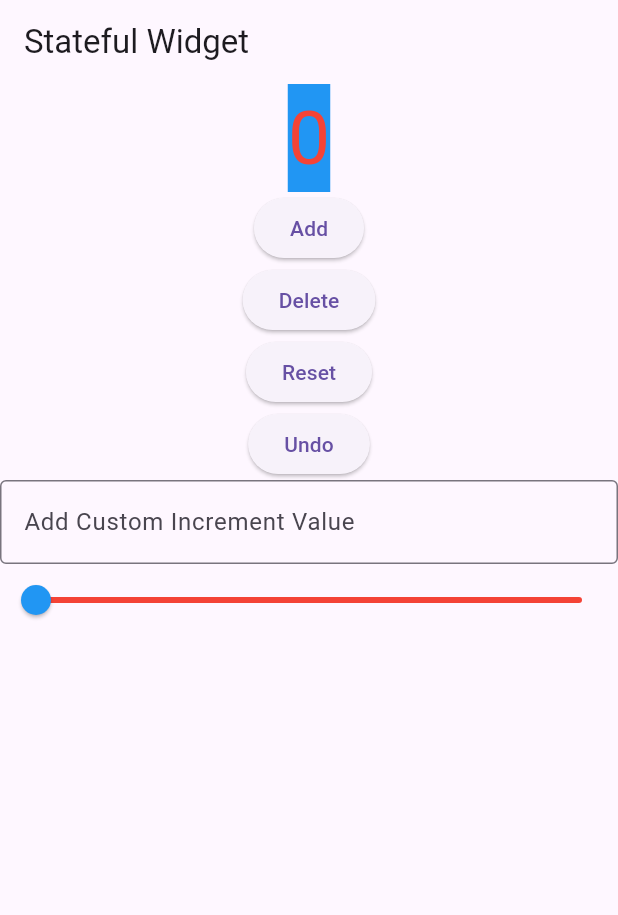
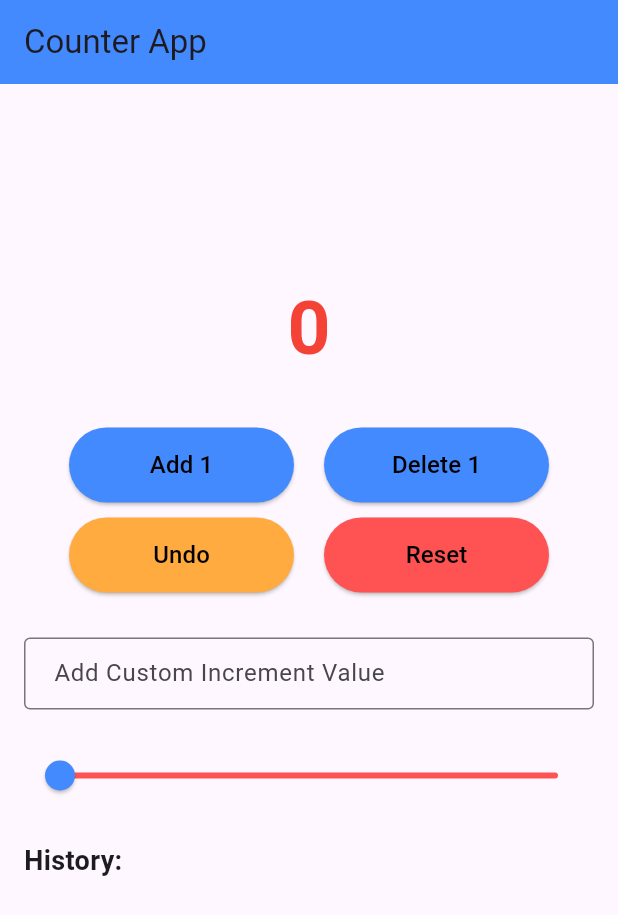
Before and after one commit to Ruhisawant/Counter-App, a Flutter app: the screen it shows after launch, on a phone screen of 412 x 824 dp. Shown: the top 915 px of the screen. Run offline on Flutter 3.47's test engine with Material 3 defaults, Android fonts, the phone set to English and light mode, and no system bars.

Commit message:
Fixed UI

```diff
--- a/lib/main.dart
+++ b/lib/main.dart
@@ -1,4 +1,5 @@
 import 'package:flutter/material.dart';
+
 void main() => runApp(const MyApp());
 
 class MyApp extends StatelessWidget {
@@ -7,7 +8,7 @@ class MyApp extends StatelessWidget {
   @override
   Widget build(BuildContext context) {
     return MaterialApp(
-      title: 'Stateful Widget',
+      title: 'Counter App',
       theme: ThemeData(
         primarySwatch: Colors.blue,
       ),
@@ -17,18 +18,21 @@ class MyApp extends StatelessWidget {
 }
 
 class CounterWidget extends StatefulWidget {
+  const CounterWidget({super.key});
+
   @override
-  _CounterWidgetState createState() => _CounterWidgetState();
+  CounterWidgetState createState() => CounterWidgetState();
 }
 
-class _CounterWidgetState extends State<CounterWidget> {
-  int _counter = 0; //initial couter value
+class CounterWidgetState extends State<CounterWidget> {
+  final List<int> _history = [];
+  final TextEditingController _controller = TextEditingController();
+  String _limitMessage = '';
+  int _counter = 0;
   int _value = 1;
+  int targetNum = 50;
   int min = 0;
   int max = 100;
-  String _limitMessage = '';
-  final List<int>_history = [];
-  int targetNum = 50;
 
   void incrementCounter() {
     setState(() {
@@ -56,6 +60,8 @@ class _CounterWidgetState extends State<CounterWidget> {
     setState(() {
       _counter = 0;
       _history.clear();
+      _limitMessage = '';
+      _value = 1;
     });
   }
 
@@ -72,66 +78,109 @@ class _CounterWidgetState extends State<CounterWidget> {
   Widget build(BuildContext context) {
     return Scaffold(
       appBar: AppBar(
-        title: const Text('Stateful Widget'),
+        title: const Text('Counter App'),
+        backgroundColor: Colors.blueAccent,
       ),
-      body: Column(
+      body: Center(
+        child: Padding(
+          padding: const EdgeInsets.all(16.0),
+          child: Column(
             mainAxisAlignment: MainAxisAlignment.center,
             children: [
-          Center(
-            child: Container(
-              color: Colors.blue,
-              child: Column(
+              Column(
                 children: [
                   Text(
                     '$_counter',
                     style: TextStyle(
                       fontSize: 50.0,
+                      fontWeight: FontWeight.bold,
                       color: _counter == 0
                           ? Colors.red
                           : (_counter >= 50 ? Colors.green : Colors.black),
                     ),
                   ),
-
                   if (_limitMessage.isNotEmpty)
                     Text(
                       _limitMessage,
-                      style: const TextStyle(color: Colors.red),
+                      style: const TextStyle(color: Colors.red, fontSize: 16),
                     ),
-
                   if (_counter == targetNum)
                     const Text(
                       'You\'ve reached the target number!',
                       style: TextStyle(color: Colors.red, fontSize: 16),
                     ),
                 ],
-              )
-            ),
               ),
 
+              const SizedBox(height: 30),
+
+              Row(
+                mainAxisAlignment: MainAxisAlignment.center,
+                children: [
+                  Column(
+                    children: [
                       ElevatedButton(
                         onPressed: incrementCounter,
-            child: const Text('Add'),
+                        style: ElevatedButton.styleFrom(
+                          minimumSize: const Size(150, 50),
+                          padding: const EdgeInsets.symmetric(vertical: 12.0, horizontal: 32.0),
+                          backgroundColor: Colors.blueAccent,
+                        ),
+                        child: Text('Add $_value', style: TextStyle(fontSize: 16, color: Colors.black)),
                       ),
 
+                      const SizedBox(height: 10),
+
+                      ElevatedButton(
+                        onPressed: undoCounter,
+                        style: ElevatedButton.styleFrom(
+                          minimumSize: const Size(150, 50),
+                          padding: const EdgeInsets.symmetric(vertical: 12.0, horizontal: 32.0),
+                          backgroundColor: Colors.orangeAccent,
+                        ),
+                        child: const Text('Undo', style: TextStyle(fontSize: 16, color: Colors.black)),
+                      ),
+                    ],
+                  ),
+
+                  const SizedBox(width: 20),
+
+                  Column(
+                    children: [
                       ElevatedButton(
                         onPressed: decrementCounter,
-            child: const Text('Delete'),
+                        style: ElevatedButton.styleFrom(
+                          minimumSize: const Size(150, 50),
+                          padding: const EdgeInsets.symmetric(vertical: 12.0, horizontal: 32.0),
+                          backgroundColor: Colors.blueAccent,
                         ),
+                        child: Text('Delete $_value', style: TextStyle(fontSize: 16, color: Colors.black)),
+                      ),
+
+                      const SizedBox(height: 10),
 
                       ElevatedButton(
                         onPressed: resetCounter,
-            child: const Text('Reset'),
+                        style: ElevatedButton.styleFrom(
+                          minimumSize: const Size(150, 50),
+                          padding: const EdgeInsets.symmetric(vertical: 12.0, horizontal: 32.0),
+                          backgroundColor: Colors.redAccent,
+                        ),
+                        child: const Text('Reset', style: TextStyle(fontSize: 16, color: Colors.black)),
+                      ),
+                    ],
+                  ),
+                ],
               ),
 
-          ElevatedButton(
-            onPressed: undoCounter,
-            child: const Text('Undo'),
-          ),
+              const SizedBox(height: 30),
 
               TextField(
+                controller: _controller,
                 decoration: const InputDecoration(
                   labelText: 'Add Custom Increment Value',
                   border: OutlineInputBorder(),
+                  contentPadding: EdgeInsets.symmetric(vertical: 10.0, horizontal: 16.0),
                 ),
                 keyboardType: TextInputType.number,
                 onSubmitted: (text) {
@@ -140,10 +189,12 @@ class _CounterWidgetState extends State<CounterWidget> {
                     setState(() {
                       _value = enteredNumber;
                     });
+                    _controller.clear();
                   }
                 },
-            controller: TextEditingController()..clear(),
               ),
+
+              const SizedBox(height: 20),
 
               Slider(
                 min: 0,
@@ -154,21 +205,41 @@ class _CounterWidgetState extends State<CounterWidget> {
                     _counter = value.toInt();
                   });
                 },
-            activeColor: Colors.blue,
-            inactiveColor: Colors.red,
+                activeColor: Colors.blueAccent,
+                inactiveColor: Colors.redAccent,
               ),
 
-          Expanded(
+              const SizedBox(height: 20),
+
+              Align(
+                alignment: Alignment.centerLeft,
+                child: const Text(
+                  'History:',
+                  style: TextStyle(fontSize: 18, fontWeight: FontWeight.bold),
+                ),
+              ),
+
+              const SizedBox(height: 10),
+
+              SizedBox(
+                height: 100,
                 child: ListView.builder(
+                  scrollDirection: Axis.horizontal,
                   itemCount: _history.length,
                   itemBuilder: (context, index) {
-                return ListTile(
-                  title: Text('Values: ${_history[index]}'),
+                    return Padding(
+                      padding: const EdgeInsets.symmetric(horizontal: 8.0),
+                      child: Text(
+                        '${_history[index]}',
+                        style: TextStyle(fontSize: 25)
+                      ),
                     );
                   },
                 ),
+              )
+            ],
           ),
-        ],
+        ),
       ),
     );
   }
--- a/pubspec.yaml
+++ b/pubspec.yaml
@@ -45,7 +45,7 @@ dev_dependencies:
   # activated in the `analysis_options.yaml` file located at the root of your
   # package. See that file for information about deactivating specific lint
   # rules and activating additional ones.
-  flutter_lints: ^4.0.0
+  flutter_lints: ^5.0.0
 
 # For information on the generic Dart part of this file, see the
 # following page: https://dart.dev/tools/pub/pubspec
```
Also changed, not shown: pubspec.lock. Lines whose indentation alone changed are shown as unchanged.
